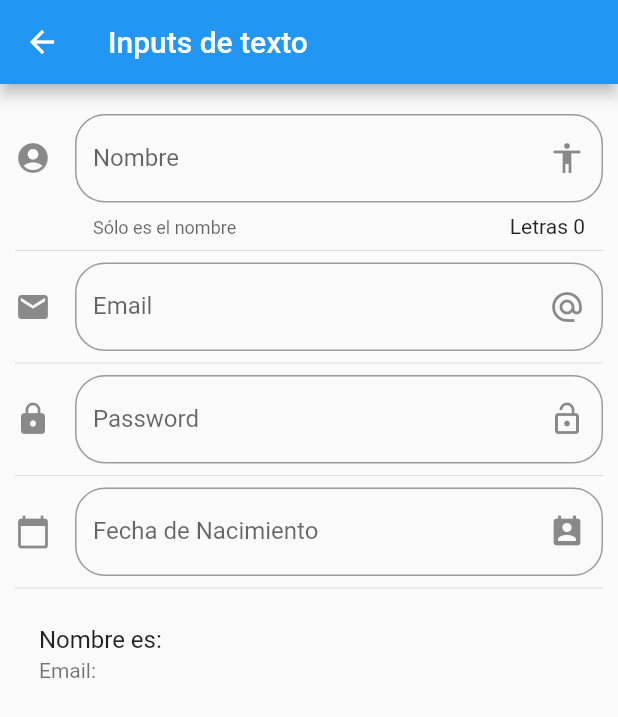
After one commit to canzion23/componenetes, a Flutter app: the screen it shows after launch, after a tap on "Inputs", on a phone screen of 412 x 824 dp. The commit adds this screen. Shown: the top 717 px of the screen. Run offline on Flutter 3.47's test engine with Material 2 defaults, Android fonts, the phone set to English and light mode, and no system bars; our stand-ins replace get_it; network calls fail.

Commit message:
Cambios realizados hasta lo que va del curso de Flutter

```diff
--- a/lib/main.dart
+++ b/lib/main.dart
@@ -1,10 +1,14 @@
 import 'package:flutter/material.dart';
 
 // Importaciones personales
-import 'package:componentes/src/pages/home_page.dart';
-//import 'package:componentes/src/pages/home_temp.dart';
+import 'package:componentes/src/routes/routes.dart';
+import 'package:componentes/src/pages/alert_page.dart';
+import 'package:componentes/src/services/service_locator.dart';
 
-void main() => runApp(MyApp());
+void main() {
+  setupLocator();
+  runApp(MyApp());
+}
 
 class MyApp extends StatelessWidget {
   @override
@@ -12,7 +16,15 @@ class MyApp extends StatelessWidget {
     return MaterialApp(
       debugShowCheckedModeBanner: false,
       title: 'Componenetes App',
-      home: HomePage(),
+      //home: HomePage(),
+      initialRoute: '/',
+      routes: getApplicationRoutes(),
+      onGenerateRoute: (RouteSettings settings) {
+        print('Ruta llamada: ${settings.name}');
+
+        return MaterialPageRoute(
+            builder: (BuildContext context) => AlertPage());
+      },
     );
   }
 }
--- a/lib/src/pages/home_page.dart
+++ b/lib/src/pages/home_page.dart
@@ -3,9 +3,6 @@ import 'package:flutter/material.dart';
 //Importaciones propias
 import 'package:componentes/src/providers/menu_provider.dart';
 import 'package:componentes/src/utils/icono_string_util.dart';
-
-//Páginas
-import 'package:componentes/src/pages/alert_page.dart';
 
 class HomePage extends StatelessWidget {
   @override
@@ -52,9 +49,10 @@ class HomePage extends StatelessWidget {
         leading: getIcon(opt['icon']),
         trailing: Icon(Icons.keyboard_arrow_right, color: Colors.blue),
         onTap: () {
-          final route = MaterialPageRoute(builder: (context) => AlertPage());
+          //final route = MaterialPageRoute(builder: (context) => AlertPage());
+          //Navigator.push(context, route);
 
-          Navigator.push(context, route);
+          Navigator.pushNamed(context, opt['ruta']);
         },
       );
 
--- /dev/null
+++ b/lib/src/pages/input_page.dart
@@ -0,0 +1,136 @@
+import 'package:flutter/material.dart';
+
+class InputPage extends StatefulWidget {
+  @override
+  _InputPageState createState() => _InputPageState();
+}
+
+class _InputPageState extends State<InputPage> {
+  String _nombre = '';
+  String _email = '';
+  String _fecha = '';
+
+  TextEditingController _inputDateController = new TextEditingController();
+
+  @override
+  Widget build(BuildContext context) {
+    return Scaffold(
+      appBar: AppBar(
+        title: Text('Inputs de texto'),
+      ),
+      body: ListView(
+        padding: EdgeInsets.symmetric(horizontal: 10.0, vertical: 20.0),
+        children: <Widget>[
+          _crearInput(),
+          Divider(),
+          _crearEmail(),
+          Divider(),
+          _crearPassword(),
+          Divider(),
+          _crearFecha(context),
+          Divider(),
+          _crearPersona(),
+        ],
+      ),
+    );
+  }
+
+  Widget _crearInput() {
+    return TextField(
+      // autofocus: true,
+      textCapitalization: TextCapitalization.sentences,
+      decoration: InputDecoration(
+        border: OutlineInputBorder(
+          borderRadius: BorderRadius.circular(20.0),
+        ),
+        counter: Text('Letras ${_nombre.length}'),
+        hintText: 'Nombre de la persona',
+        labelText: 'Nombre',
+        helperText: 'Sólo es el nombre',
+        suffixIcon: Icon(Icons.accessibility),
+        icon: Icon(Icons.account_circle),
+      ),
+      onChanged: (valor) {
+        setState(() {
+          _nombre = valor;
+        });
+      },
+    );
+  }
+
+  Widget _crearEmail() {
+    return TextField(
+      keyboardType: TextInputType.emailAddress,
+      decoration: InputDecoration(
+        border: OutlineInputBorder(
+          borderRadius: BorderRadius.circular(20.0),
+        ),
+        hintText: 'Email',
+        labelText: 'Email',
+        suffixIcon: Icon(Icons.alternate_email),
+        icon: Icon(Icons.email),
+      ),
+      onChanged: (valor) {
+        setState(() => _email = valor);
+      },
+    );
+  }
+
+  Widget _crearPassword() {
+    return TextField(
+      obscureText: true,
+      decoration: InputDecoration(
+        border: OutlineInputBorder(
+          borderRadius: BorderRadius.circular(20.0),
+        ),
+        hintText: 'Password',
+        labelText: 'Password',
+        suffixIcon: Icon(Icons.lock_open),
+        icon: Icon(Icons.lock),
+      ),
+    );
+  }
+
+  Widget _crearFecha(BuildContext context) {
+    return TextField(
+      enableInteractiveSelection: false,
+      controller: _inputDateController,
+      decoration: InputDecoration(
+        border: OutlineInputBorder(
+          borderRadius: BorderRadius.circular(20.0),
+        ),
+        hintText: 'Fecha de Nacimiento',
+        labelText: 'Fecha de Nacimiento',
+        suffixIcon: Icon(Icons.perm_contact_calendar),
+        icon: Icon(Icons.calendar_today),
+      ),
+      onTap: () {
+        FocusScope.of(context).requestFocus(new FocusNode());
+        _selectDate(context);
+      },
+    );
+  }
+
+  _selectDate(BuildContext context) async {
+    DateTime picked = await showDatePicker(
+      context: context,
+      initialDate: new DateTime.now(),
+      firstDate: new DateTime(2019),
+      lastDate: new DateTime(2021),
+    );
+
+    if (picked != null) {
+      setState(() {
+        _fecha = picked.toString();
+        _inputDateController.text = _fecha;
+      });
+    }
+  }
+
+  Widget _crearPersona() {
+    return ListTile(
+      title: Text('Nombre es: $_nombre'),
+      subtitle: Text('Email: $_email'),
+    );
+  }
+}
--- /dev/null
+++ b/lib/src/routes/routes.dart
@@ -0,0 +1,21 @@
+import 'package:flutter/material.dart';
+
+import 'package:componentes/src/pages/home_page.dart';
+import 'package:componentes/src/pages/alert_page.dart';
+import 'package:componentes/src/pages/avatar_page.dart';
+import 'package:componentes/src/pages/card_page.dart';
+import 'package:componentes/src/pages/input_page.dart';
+import 'package:componentes/src/pages/animated_container.dart';
+import 'package:componentes/src/pages/phone_call_page.dart';
+
+Map<String, WidgetBuilder> getApplicationRoutes() {
+  return <String, WidgetBuilder>{
+    '/': (BuildContext context) => HomePage(),
+    'alert': (BuildContext context) => AlertPage(),
+    'avatar': (BuildContext context) => AvatarPage(),
+    'card': (BuildContext context) => CardPage(),
+    'animatedContainer': (BuildContext context) => AnimatedContainerPage(),
+    'input': (BuildContext context) => InputPage(),
+    'call': (BuildContext context) => PhoneCallPage(),
+  };
+}
--- /dev/null
+++ b/lib/src/services/call_and_messages_service_.dart
@@ -0,0 +1,9 @@
+import 'package:url_launcher/url_launcher.dart';
+
+class CallsAndMessagesService {
+  void call(String number) => launch("tel://$number");
+
+  void sendSms(String number) => launch("sms:$number");
+
+  void sendEmail(String email) => launch("mailto:$email");
+}
--- /dev/null
+++ b/lib/src/services/service_locator.dart
@@ -0,0 +1,8 @@
+import 'package:get_it/get_it.dart';
+import 'call_and_messages_service_.dart';
+
+GetIt locator = GetIt.instance;
+
+void setupLocator() {
+  locator.registerSingleton(CallsAndMessagesService());
+}
```
Also changed, not shown: data/menu_opts.json (+21 -11 lines), lib/src/pages/animated_container.dart (added, +53 -0 lines), lib/src/pages/card_page.dart (added, +98 -0 lines), lib/src/pages/phone_call_page.dart (added, +60 -0 lines), lib/src/utils/icono_string_util.dart (+5 -3 lines), pubspec.yaml (+7 -3 lines), assets/jar-loading.gif (added), pubspec.lock.
